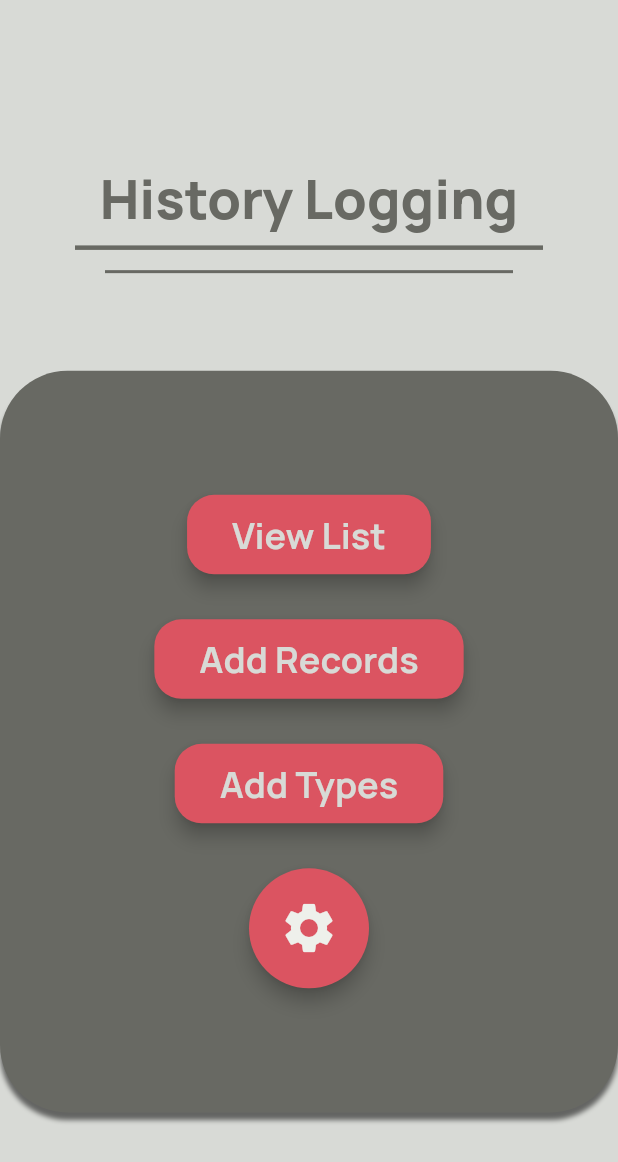
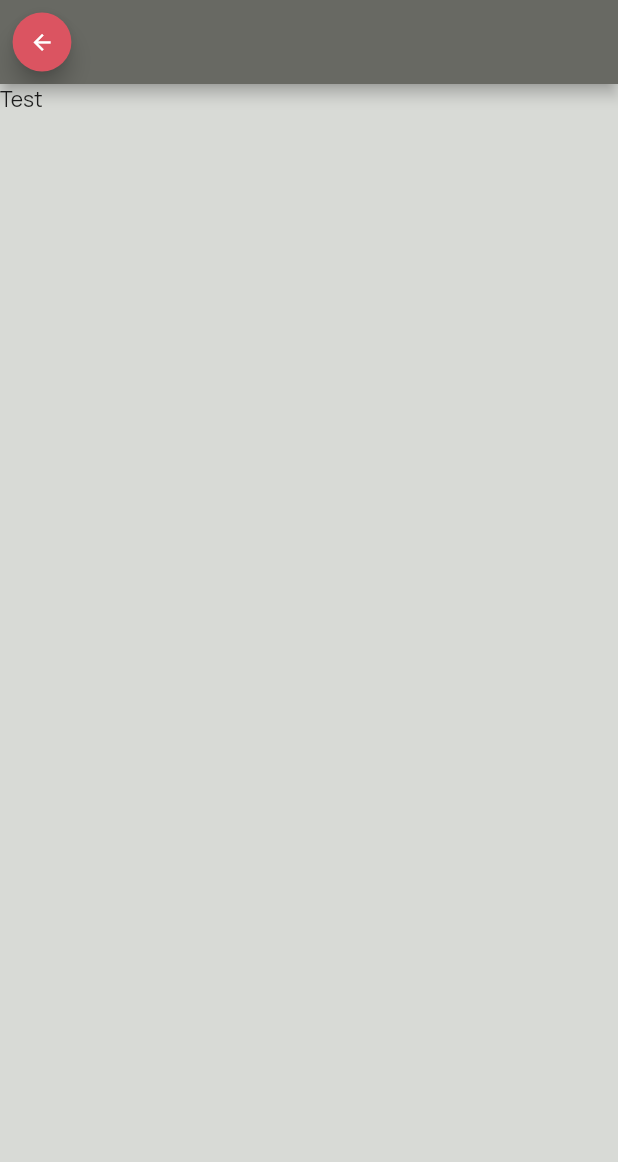
Before and after one commit to mattdbarnett/activito-app, a Flutter app: the screen it shows after launch, after a tap on "View List", on a phone screen of 412 x 824 dp. Shown: the top 1162 px of the screen. Run offline on Flutter 3.47's test engine with Material 2 defaults, Android fonts, the phone set to English and light mode, and no system bars.

Commit message:
Added modular appbar that will appear on all secondary pages

```diff
--- a/lib/pages/home.dart
+++ b/lib/pages/home.dart
@@ -1,6 +1,7 @@
 
 import 'package:flutter/material.dart';
 import 'package:history_logging_app/classes/colours.dart';
+import 'package:history_logging_app/pages/recordlist.dart';
 
 class HistoryHome extends StatefulWidget {
   const HistoryHome ({Key? key}) : super(key: key);
@@ -80,11 +81,11 @@ class _HistoryHomeState extends State<HistoryHome> {
                 mainAxisAlignment: MainAxisAlignment.center,
                 crossAxisAlignment: CrossAxisAlignment.center,
                 children: [
-                  menuButton("View List", screenWidth),
+                  menuButton(context, "View List", screenWidth, const HistoryList()),
                   const SizedBox(height: 30),
-                  menuButton("Add Records", screenWidth),
+                  menuButton(context, "Add Records", screenWidth, const HistoryList()),
                   const SizedBox(height: 30),
-                  menuButton("Add Types", screenWidth),
+                  menuButton(context, "Add Types", screenWidth, const HistoryList()),
                   const SizedBox(height: 30),
                   Row(
                     mainAxisAlignment: MainAxisAlignment.center,
@@ -119,9 +120,12 @@ class _HistoryHomeState extends State<HistoryHome> {
   }
 }
 
-TextButton menuButton(String titleText, double screenWidth) {
+TextButton menuButton(BuildContext context, String titleText, double screenWidth, var newPage) {
   return TextButton(
-    onPressed: () {  },
+    onPressed: () {
+      Navigator.of(context).push(MaterialPageRoute(
+          builder: (BuildContext context) => newPage));
+    },
     child: Text(
       titleText,
       style: const TextStyle(
--- a/lib/pages/recordlist.dart
+++ b/lib/pages/recordlist.dart
@@ -0,0 +1,26 @@
+
+import 'package:flutter/material.dart';
+import 'package:history_logging_app/classes/colours.dart';
+import 'package:history_logging_app/template/secondary_appbar.dart';
+
+class HistoryList extends StatefulWidget {
+  const HistoryList ({Key? key}) : super(key: key);
+
+  @override
+  State<HistoryList> createState() => _HistoryHomeState();
+}
+
+class _HistoryHomeState extends State<HistoryList> {
+  @override
+  Widget build(BuildContext context) {
+    return Scaffold(
+      backgroundColor: HistColours.cBack,
+      appBar: secondaryAppbar(context),
+      body: Column(
+        children: const [
+          Text("Test")
+        ],
+      ),
+    );
+  }
+}
--- /dev/null
+++ b/lib/template/secondary_appbar.dart
@@ -0,0 +1,21 @@
+
+import 'package:flutter/material.dart';
+import '../classes/colours.dart';
+
+AppBar secondaryAppbar(BuildContext context) {
+  return AppBar(
+    centerTitle: true,
+    backgroundColor: HistColours.cForward,
+    leading: Transform.scale(
+      scale: 0.7,
+      child: FloatingActionButton(
+        backgroundColor: HistColours.cHighlight,
+        key: const Key('DrawerButton'),
+        onPressed: () {
+          Navigator.of(context).pop();
+        },
+        child: const Icon(Icons.arrow_back),
+      ),
+    ),
+  );
+}
```
